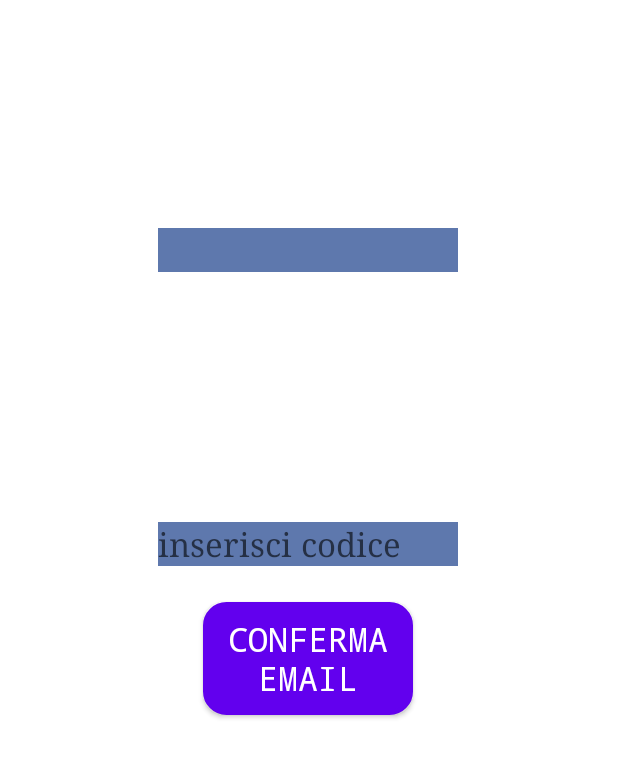
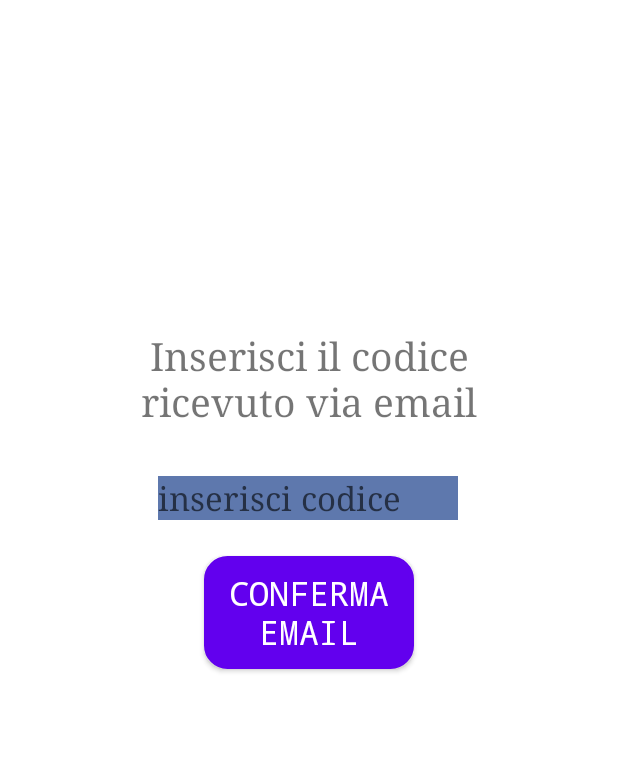
Before and after one commit to buiamf/Progetto_Android, an Android app: the layout conferma_mail.xml on its own in the app's theme, with its tools: preview values and no code run, on a phone screen of 412 x 824 dp. Shown: the top 758 px of the screen. Run offline under Robolectric (Android 15) with nearby library versions, the phone set to English and light mode, and no system bars.

Commit message:
Progetto Modis Academy

```diff
--- a/app/src/main/res/layout/conferma_mail.xml
+++ b/app/src/main/res/layout/conferma_mail.xml
@@ -7,12 +7,15 @@
 
     <TextView
         android:id="@+id/codice_comment"
-        style="@style/titolo"
-        android:layout_width="200dp"
-        android:layout_height="wrap_content"
-        android:layout_marginTop="152dp"
+        android:layout_width="303dp"
+        android:layout_height="73dp"
+        android:layout_marginTop="220dp"
+        android:fontFamily="serif"
+        android:text="Inserisci il codice ricevuto via email"
+        android:textAlignment="center"
+        android:textSize="26sp"
         app:layout_constraintEnd_toEndOf="parent"
-        app:layout_constraintHorizontal_bias="0.497"
+        app:layout_constraintHorizontal_bias="0.5"
         app:layout_constraintStart_toStartOf="parent"
         app:layout_constraintTop_toTopOf="parent" />
 
@@ -21,13 +24,13 @@
         style="@style/editnote"
         android:layout_width="200dp"
         android:layout_height="wrap_content"
-        android:layout_marginTop="348dp"
+        android:layout_marginTop="24dp"
         android:hint="@string/inserisci_codice"
         android:inputType="numberPassword"
         app:layout_constraintEnd_toEndOf="parent"
         app:layout_constraintHorizontal_bias="0.497"
         app:layout_constraintStart_toStartOf="parent"
-        app:layout_constraintTop_toTopOf="parent" />
+        app:layout_constraintTop_toBottomOf="@+id/codice_comment" />
 
     <Button
         android:id="@+id/conferma_email_button"
@@ -35,7 +38,7 @@
         android:layout_marginTop="24dp"
         android:text="@string/conferma_email"
         app:layout_constraintEnd_toEndOf="parent"
-        app:layout_constraintHorizontal_bias="0.498"
+        app:layout_constraintHorizontal_bias="0.5"
         app:layout_constraintStart_toStartOf="parent"
         app:layout_constraintTop_toBottomOf="@+id/conferma_codice" />
 
```
